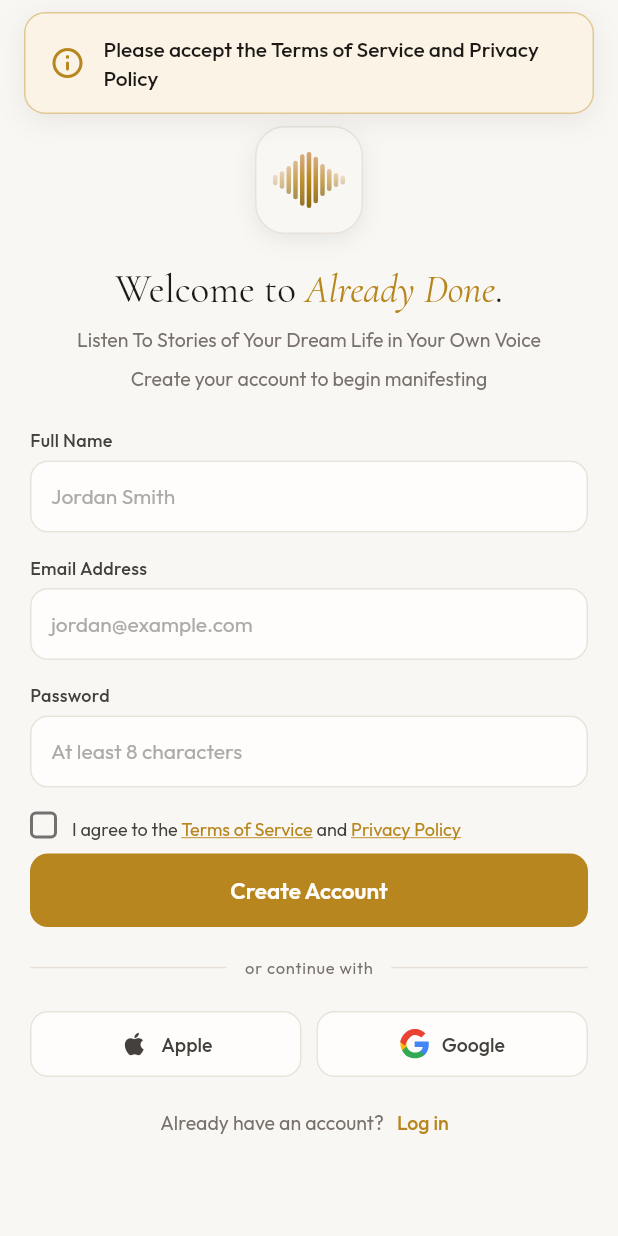
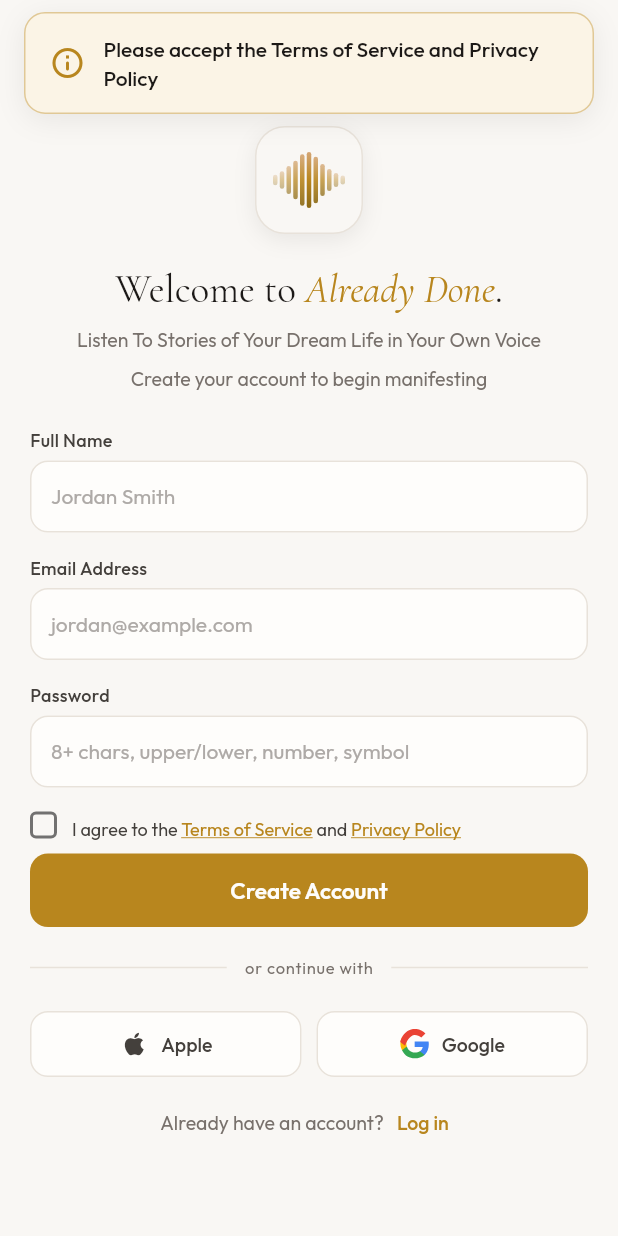
Before and after one commit to promagician77/alreadydone1, a Flutter app: the SignUpWidget screen opened by its route, after a tap on "Create Account", on a phone screen of 412 x 824 dp. Run offline on Flutter 3.47's test engine with Material 3 defaults, Android fonts, the phone set to English and light mode, and no system bars; our stand-ins replace app_links, audioplayers, auto_size_text, firebase_core, firebase_messaging, flutter_dotenv and 15 more; missing offline and left inert: json_path, mp_audio_stream, purchases_flutter, record, screen_brightness; accounts and stored records are empty; network calls fail.

Commit message:
feat: add strong password

```diff
--- a/lib/main.dart
+++ b/lib/main.dart
@@ -66,7 +66,6 @@
   debugPrint('✅ AuthListener initialized successfully');
 }
 
-/// Slow init (Firebase, RevenueCat, backend check, FCM). Run after first frame to avoid blocking splash.
 Future<void> _initializeAppDeferred() async {
   debugPrint('🔍 Deferred: Firebase...');
   bool firebaseInitialized = false;
@@ -136,7 +135,7 @@
   }, (error, stack) {
     debugPrint('Uncaught error in main: $error');
     debugPrint('$stack');
-    // Keep the app running; show a friendly toast instead of an error screen.
+
     WidgetsBinding.instance.addPostFrameCallback((_) {
       ServerToast.show();
     });
--- a/lib/pages/sign_up/sign_up_widget.dart
+++ b/lib/pages/sign_up/sign_up_widget.dart
@@ -141,7 +141,7 @@
                       _input(
                         controller: _model.passwordTextController,
                         focusNode: _model.passwordFocusNode,
-                        hint: 'At least 8 characters',
+                        hint: '8+ chars, upper/lower, number, symbol',
                         obscureText: true,
                       ),
                       const SizedBox(height: 16),
@@ -171,6 +171,25 @@
   }
 
   Widget _label(String text) => Text(text, style: AuthTheme.labelStyle);
+
+  String? _getPasswordValidationError(String password) {
+    if (password.length < 8) {
+      return 'Password must be at least 8 characters.';
+    }
+    if (!RegExp(r'[A-Z]').hasMatch(password)) {
+      return 'Password must include at least one uppercase letter.';
+    }
+    if (!RegExp(r'[a-z]').hasMatch(password)) {
+      return 'Password must include at least one lowercase letter.';
+    }
+    if (!RegExp(r'[0-9]').hasMatch(password)) {
+      return 'Password must include at least one number.';
+    }
+    if (!RegExp(r'[!@#$%^&*(),.?":{}|<>_\-\\/\[\];`~+=]').hasMatch(password)) {
+      return 'Password must include at least one special character.';
+    }
+    return null;
+  }
 
   void _onFullNameChanged(String value) {
     final next = _capitalizeNameWordStarts(value);
@@ -296,8 +315,9 @@
       return;
     }
 
-    if (password.length < 8) {
-      AppToast.info(context, 'Password must be at least 8 characters');
+    final passwordError = _getPasswordValidationError(password);
+    if (passwordError != null) {
+      AppToast.info(context, passwordError);
       return;
     }
 
```
